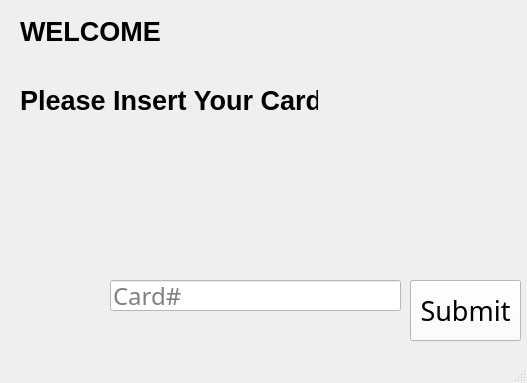
Old version of the form ATM/mainwindow.ui in the repository CS3560-3-3/Bank-ATM-Subsystem.
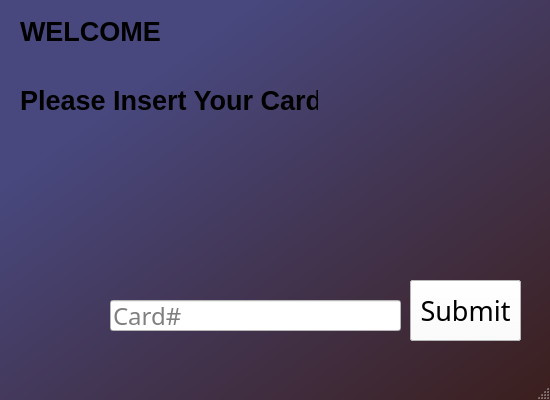
New version of the form. Icons and pictures are not drawn.

Commit message: Add exit button, UI elements

```diff
--- a/ATM/mainwindow.ui
+++ b/ATM/mainwindow.ui
@@ -6,8 +6,8 @@
    <rect>
     <x>0</x>
     <y>0</y>
-    <width>527</width>
-    <height>383</height>
+    <width>550</width>
+    <height>400</height>
    </rect>
   </property>
   <property name="font">
@@ -19,12 +19,19 @@
    <string>MainWindow</string>
   </property>
   <property name="styleSheet">
-   <string notr="true"/>
+   <string notr="true">QMainWindow {
+background-color: qlineargradient(spread:pad, x1:0, y1:0, x2:1, y2:1, stop:0.227273 rgba(72, 72, 127, 255), stop:0.977273 rgba(60, 32, 32, 255));
+}
+
+</string>
+  </property>
+  <property name="animated">
+   <bool>false</bool>
   </property>
   <widget class="QWidget" name="centralwidget">
    <property name="styleSheet">
     <string notr="true">QWidget {
-background-color: 536A8F;
+background-color: transparent;
 }</string>
    </property>
    <widget class="QTextEdit" name="pinTxt">
@@ -34,7 +41,7 @@
     <property name="geometry">
      <rect>
       <x>190</x>
-      <y>280</y>
+      <y>300</y>
       <width>141</width>
       <height>31</height>
      </rect>
@@ -89,6 +96,9 @@
       <height>91</height>
      </rect>
     </property>
+    <property name="styleSheet">
+     <string notr="true"/>
+    </property>
     <property name="text">
      <string/>
     </property>
@@ -106,7 +116,7 @@
     <property name="geometry">
      <rect>
       <x>110</x>
-      <y>280</y>
+      <y>300</y>
       <width>291</width>
       <height>31</height>
      </rect>
```
Left out of the diff: 12 changed lines with no effect on the pictures. The commit also changes 3 other files.
